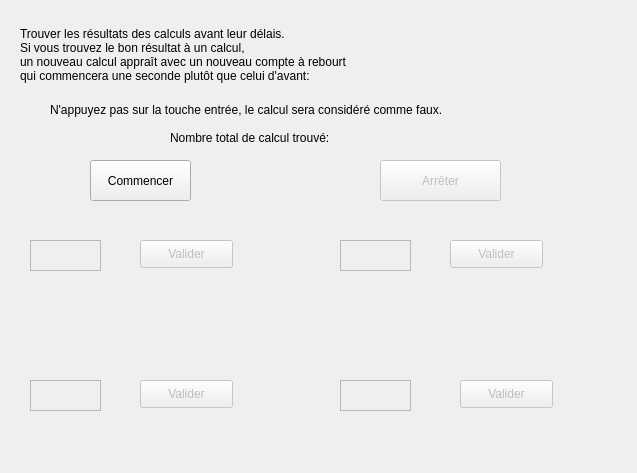
Above: fenetre.ui from CoeurDeRoses/CDRcognition before the change. Below: the same form after it.
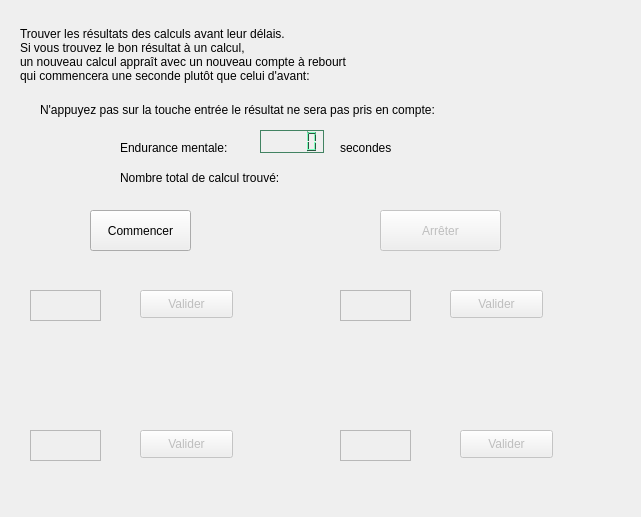
That is the form after the change.

Commit message:
Ajout de l'endurance mentale
Pour savoir combien de temps l'utilisateur enchaîne les calculs.

```diff
--- a/fenetre.ui
+++ b/fenetre.ui
@@ -6,8 +6,8 @@
    <rect>
     <x>0</x>
     <y>0</y>
-    <width>637</width>
-    <height>473</height>
+    <width>641</width>
+    <height>517</height>
    </rect>
   </property>
   <property name="windowTitle">
@@ -31,9 +31,9 @@
    <property name="geometry">
     <rect>
      <x>440</x>
-     <y>70</y>
+     <y>160</y>
      <width>141</width>
-     <height>21</height>
+     <height>31</height>
     </rect>
    </property>
    <property name="font">
@@ -54,7 +54,7 @@
    <property name="geometry">
     <rect>
      <x>30</x>
-     <y>240</y>
+     <y>290</y>
      <width>71</width>
      <height>31</height>
     </rect>
@@ -67,7 +67,7 @@
    <property name="geometry">
     <rect>
      <x>40</x>
-     <y>210</y>
+     <y>260</y>
      <width>61</width>
      <height>16</height>
     </rect>
@@ -90,7 +90,7 @@
    <property name="geometry">
     <rect>
      <x>140</x>
-     <y>240</y>
+     <y>290</y>
      <width>93</width>
      <height>28</height>
     </rect>
@@ -103,7 +103,7 @@
    <property name="geometry">
     <rect>
      <x>160</x>
-     <y>210</y>
+     <y>260</y>
      <width>71</width>
      <height>16</height>
     </rect>
@@ -124,7 +124,7 @@
    <property name="geometry">
     <rect>
      <x>450</x>
-     <y>240</y>
+     <y>290</y>
      <width>93</width>
      <height>28</height>
     </rect>
@@ -137,7 +137,7 @@
    <property name="geometry">
     <rect>
      <x>350</x>
-     <y>220</y>
+     <y>270</y>
      <width>61</width>
      <height>16</height>
     </rect>
@@ -160,7 +160,7 @@
    <property name="geometry">
     <rect>
      <x>340</x>
-     <y>240</y>
+     <y>290</y>
      <width>71</width>
      <height>31</height>
     </rect>
@@ -173,7 +173,7 @@
    <property name="geometry">
     <rect>
      <x>470</x>
-     <y>210</y>
+     <y>260</y>
      <width>81</width>
      <height>16</height>
     </rect>
@@ -194,7 +194,7 @@
    <property name="geometry">
     <rect>
      <x>140</x>
-     <y>380</y>
+     <y>430</y>
      <width>93</width>
      <height>28</height>
     </rect>
@@ -210,7 +210,7 @@
    <property name="geometry">
     <rect>
      <x>30</x>
-     <y>380</y>
+     <y>430</y>
      <width>71</width>
      <height>31</height>
     </rect>
@@ -223,7 +223,7 @@
    <property name="geometry">
     <rect>
      <x>40</x>
-     <y>340</y>
+     <y>390</y>
      <width>61</width>
      <height>16</height>
     </rect>
@@ -243,7 +243,7 @@
    <property name="geometry">
     <rect>
      <x>160</x>
-     <y>340</y>
+     <y>390</y>
      <width>71</width>
      <height>16</height>
     </rect>
@@ -264,7 +264,7 @@
    <property name="geometry">
     <rect>
      <x>340</x>
-     <y>380</y>
+     <y>430</y>
      <width>71</width>
      <height>31</height>
     </rect>
@@ -280,7 +280,7 @@
    <property name="geometry">
     <rect>
      <x>460</x>
-     <y>380</y>
+     <y>430</y>
      <width>93</width>
      <height>28</height>
     </rect>
@@ -293,7 +293,7 @@
    <property name="geometry">
     <rect>
      <x>340</x>
-     <y>340</y>
+     <y>390</y>
      <width>61</width>
      <height>16</height>
     </rect>
@@ -313,7 +313,7 @@
    <property name="geometry">
     <rect>
      <x>470</x>
-     <y>340</y>
+     <y>390</y>
      <width>81</width>
      <height>16</height>
     </rect>
@@ -331,7 +331,7 @@
    <property name="geometry">
     <rect>
      <x>90</x>
-     <y>160</y>
+     <y>210</y>
      <width>101</width>
      <height>41</height>
     </rect>
@@ -347,7 +347,7 @@
    <property name="geometry">
     <rect>
      <x>380</x>
-     <y>160</y>
+     <y>210</y>
      <width>121</width>
      <height>41</height>
     </rect>
@@ -360,7 +360,7 @@
    <property name="geometry">
     <rect>
      <x>50</x>
-     <y>290</y>
+     <y>340</y>
      <width>161</width>
      <height>16</height>
     </rect>
@@ -373,7 +373,7 @@
    <property name="geometry">
     <rect>
      <x>340</x>
-     <y>290</y>
+     <y>340</y>
      <width>201</width>
      <height>16</height>
     </rect>
@@ -386,7 +386,7 @@
    <property name="geometry">
     <rect>
      <x>40</x>
-     <y>430</y>
+     <y>480</y>
      <width>181</width>
      <height>16</height>
     </rect>
@@ -399,7 +399,7 @@
    <property name="geometry">
     <rect>
      <x>340</x>
-     <y>430</y>
+     <y>480</y>
      <width>211</width>
      <height>16</height>
     </rect>
@@ -411,8 +411,8 @@
   <widget class="QLabel" name="label_2">
    <property name="geometry">
     <rect>
-     <x>170</x>
-     <y>130</y>
+     <x>120</x>
+     <y>170</y>
      <width>181</width>
      <height>16</height>
     </rect>
@@ -424,8 +424,8 @@
   <widget class="QLabel" name="lbTotal">
    <property name="geometry">
     <rect>
-     <x>360</x>
-     <y>130</y>
+     <x>310</x>
+     <y>170</y>
      <width>55</width>
      <height>16</height>
     </rect>
@@ -437,14 +437,491 @@
   <widget class="QLabel" name="label_3">
    <property name="geometry">
     <rect>
-     <x>50</x>
+     <x>40</x>
      <y>100</y>
-     <width>571</width>
+     <width>481</width>
      <height>20</height>
     </rect>
    </property>
    <property name="text">
-    <string>N'appuyez pas sur la touche entrée, le calcul sera considéré comme faux.</string>
+    <string>N'appuyez pas sur la touche entrée le résultat ne sera pas pris en compte:</string>
+   </property>
+  </widget>
+  <widget class="QLCDNumber" name="lcdNumber">
+   <property name="geometry">
+    <rect>
+     <x>260</x>
+     <y>130</y>
+     <width>64</width>
+     <height>23</height>
+    </rect>
+   </property>
+   <property name="palette">
+    <palette>
+     <active>
+      <colorrole role="WindowText">
+       <brush brushstyle="SolidPattern">
+        <color alpha="255">
+         <red>0</red>
+         <green>0</green>
+         <blue>0</blue>
+        </color>
+       </brush>
+      </colorrole>
+      <colorrole role="Button">
+       <brush brushstyle="SolidPattern">
+        <color alpha="255">
+         <red>85</red>
+         <green>170</green>
+         <blue>127</blue>
+        </color>
+       </brush>
+      </colorrole>
+      <colorrole role="Light">
+       <brush brushstyle="SolidPattern">
+        <color alpha="255">
+         <red>127</red>
+         <green>255</green>
+         <blue>191</blue>
+        </color>
+       </brush>
+      </colorrole>
+      <colorrole role="Midlight">
+       <brush brushstyle="SolidPattern">
+        <color alpha="255">
+         <red>106</red>
+         <green>212</green>
+         <blue>159</blue>
+        </color>
+       </brush>
+      </colorrole>
+      <colorrole role="Dark">
+       <brush brushstyle="SolidPattern">
+        <color alpha="255">
+         <red>42</red>
+         <green>85</green>
+         <blue>63</blue>
+        </color>
+       </brush>
+      </colorrole>
+      <colorrole role="Mid">
+       <brush brushstyle="SolidPattern">
+        <color alpha="255">
+         <red>56</red>
+         <green>113</green>
+         <blue>84</blue>
+        </color>
+       </brush>
+      </colorrole>
+      <colorrole role="Text">
+       <brush brushstyle="SolidPattern">
+        <color alpha="255">
+         <red>0</red>
+         <green>0</green>
+         <blue>0</blue>
+        </color>
+       </brush>
+      </colorrole>
+      <colorrole role="BrightText">
+       <brush brushstyle="SolidPattern">
+        <color alpha="255">
+         <red>255</red>
+         <green>255</green>
+         <blue>255</blue>
+        </color>
+       </brush>
+      </colorrole>
+      <colorrole role="ButtonText">
+       <brush brushstyle="SolidPattern">
+        <color alpha="255">
+         <red>0</red>
+         <green>0</green>
+         <blue>0</blue>
+        </color>
+       </brush>
+      </colorrole>
+      <colorrole role="Base">
+       <brush brushstyle="SolidPattern">
+        <color alpha="255">
+         <red>255</red>
+         <green>255</green>
+         <blue>255</blue>
+        </color>
+       </brush>
+      </colorrole>
+      <colorrole role="Window">
+       <brush brushstyle="SolidPattern">
+        <color alpha="255">
+         <red>85</red>
+         <green>170</green>
+         <blue>127</blue>
+        </color>
+       </brush>
+      </colorrole>
+      <colorrole role="Shadow">
+       <brush brushstyle="SolidPattern">
+        <color alpha="255">
+         <red>0</red>
+         <green>0</green>
+         <blue>0</blue>
+        </color>
+       </brush>
+      </colorrole>
+      <colorrole role="AlternateBase">
+       <brush brushstyle="SolidPattern">
+        <color alpha="255">
+         <red>170</red>
+         <green>212</green>
+         <blue>191</blue>
+        </color>
+       </brush>
+      </colorrole>
+      <colorrole role="ToolTipBase">
+       <brush brushstyle="SolidPattern">
+        <color alpha="255">
+         <red>255</red>
+         <green>255</green>
+         <blue>220</blue>
+        </color>
+       </brush>
+      </colorrole>
+      <colorrole role="ToolTipText">
+       <brush brushstyle="SolidPattern">
+        <color alpha="255">
+         <red>0</red>
+         <green>0</green>
+         <blue>0</blue>
+        </color>
+       </brush>
+      </colorrole>
+     </active>
+     <inactive>
+      <colorrole role="WindowText">
+       <brush brushstyle="SolidPattern">
+        <color alpha="255">
+         <red>0</red>
+         <green>0</green>
+         <blue>0</blue>
+        </color>
+       </brush>
+      </colorrole>
+      <colorrole role="Button">
+       <brush brushstyle="SolidPattern">
+        <color alpha="255">
+         <red>85</red>
+         <green>170</green>
+         <blue>127</blue>
+        </color>
+       </brush>
+      </colorrole>
+      <colorrole role="Light">
+       <brush brushstyle="SolidPattern">
+        <color alpha="255">
+         <red>127</red>
+         <green>255</green>
+         <blue>191</blue>
+        </color>
+       </brush>
+      </colorrole>
+      <colorrole role="Midlight">
+       <brush brushstyle="SolidPattern">
+        <color alpha="255">
+         <red>106</red>
+         <green>212</green>
+         <blue>159</blue>
+        </color>
+       </brush>
+      </colorrole>
+      <colorrole role="Dark">
+       <brush brushstyle="SolidPattern">
+        <color alpha="255">
+         <red>42</red>
+         <green>85</green>
+         <blue>63</blue>
+        </color>
+       </brush>
+      </colorrole>
+      <colorrole role="Mid">
+       <brush brushstyle="SolidPattern">
+        <color alpha="255">
+         <red>56</red>
+         <green>113</green>
+         <blue>84</blue>
+        </color>
+       </brush>
+      </colorrole>
+      <colorrole role="Text">
+       <brush brushstyle="SolidPattern">
+        <color alpha="255">
+         <red>0</red>
+         <green>0</green>
+         <blue>0</blue>
+        </color>
+       </brush>
+      </colorrole>
+      <colorrole role="BrightText">
+       <brush brushstyle="SolidPattern">
+        <color alpha="255">
+         <red>255</red>
+         <green>255</green>
+         <blue>255</blue>
+        </color>
+       </brush>
+      </colorrole>
+      <colorrole role="ButtonText">
+       <brush brushstyle="SolidPattern">
+        <color alpha="255">
+         <red>0</red>
+         <green>0</green>
+         <blue>0</blue>
+        </color>
+       </brush>
+      </colorrole>
+      <colorrole role="Base">
+       <brush brushstyle="SolidPattern">
+        <color alpha="255">
+         <red>255</red>
+         <green>255</green>
+         <blue>255</blue>
+        </color>
+       </brush>
+      </colorrole>
+      <colorrole role="Window">
+       <brush brushstyle="SolidPattern">
+        <color alpha="255">
+         <red>85</red>
+         <green>170</green>
+         <blue>127</blue>
+        </color>
+       </brush>
+      </colorrole>
+      <colorrole role="Shadow">
+       <brush brushstyle="SolidPattern">
+        <color alpha="255">
+         <red>0</red>
+         <green>0</green>
+         <blue>0</blue>
+        </color>
+       </brush>
+      </colorrole>
+      <colorrole role="AlternateBase">
+       <brush brushstyle="SolidPattern">
+        <color alpha="255">
+         <red>170</red>
+         <green>212</green>
+         <blue>191</blue>
+        </color>
+       </brush>
+      </colorrole>
+      <colorrole role="ToolTipBase">
+       <brush brushstyle="SolidPattern">
+        <color alpha="255">
+         <red>255</red>
+         <green>255</green>
+         <blue>220</blue>
+        </color>
+       </brush>
+      </colorrole>
+      <colorrole role="ToolTipText">
+       <brush brushstyle="SolidPattern">
+        <color alpha="255">
+         <red>0</red>
+         <green>0</green>
+         <blue>0</blue>
+        </color>
+       </brush>
+      </colorrole>
+     </inactive>
+     <disabled>
+      <colorrole role="WindowText">
+       <brush brushstyle="SolidPattern">
+        <color alpha="255">
+         <red>42</red>
+         <green>85</green>
+         <blue>63</blue>
+        </color>
+       </brush>
+      </colorrole>
+      <colorrole role="Button">
+       <brush brushstyle="SolidPattern">
+        <color alpha="255">
+         <red>85</red>
+         <green>170</green>
+         <blue>127</blue>
+        </color>
+       </brush>
+      </colorrole>
+      <colorrole role="Light">
+       <brush brushstyle="SolidPattern">
+        <color alpha="255">
+         <red>127</red>
+         <green>255</green>
+         <blue>191</blue>
+        </color>
+       </brush>
+      </colorrole>
+      <colorrole role="Midlight">
+       <brush brushstyle="SolidPattern">
+        <color alpha="255">
+         <red>106</red>
+         <green>212</green>
+         <blue>159</blue>
+        </color>
+       </brush>
+      </colorrole>
+      <colorrole role="Dark">
+       <brush brushstyle="SolidPattern">
+        <color alpha="255">
+         <red>42</red>
+         <green>85</green>
+         <blue>63</blue>
+        </color>
+       </brush>
+      </colorrole>
+      <colorrole role="Mid">
+       <brush brushstyle="SolidPattern">
+        <color alpha="255">
+         <red>56</red>
+         <green>113</green>
+         <blue>84</blue>
+        </color>
+       </brush>
+      </colorrole>
+      <colorrole role="Text">
+       <brush brushstyle="SolidPattern">
+        <color alpha="255">
+         <red>42</red>
+         <green>85</green>
+         <blue>63</blue>
+        </color>
+       </brush>
+      </colorrole>
+      <colorrole role="BrightText">
+       <brush brushstyle="SolidPattern">
+        <color alpha="255">
+         <red>255</red>
+         <green>255</green>
+         <blue>255</blue>
+        </color>
+       </brush>
+      </colorrole>
+      <colorrole role="ButtonText">
+       <brush brushstyle="SolidPattern">
+        <color alpha="255">
+         <red>42</red>
+         <green>85</green>
+         <blue>63</blue>
+        </color>
+       </brush>
+      </colorrole>
+      <colorrole role="Base">
+       <brush brushstyle="SolidPattern">
+        <color alpha="255">
+         <red>85</red>
+         <green>170</green>
+         <blue>127</blue>
+        </color>
+       </brush>
+      </colorrole>
+      <colorrole role="Window">
+       <brush brushstyle="SolidPattern">
+        <color alpha="255">
+         <red>85</red>
+         <green>170</green>
+         <blue>127</blue>
+        </color>
+       </brush>
+      </colorrole>
+      <colorrole role="Shadow">
+       <brush brushstyle="SolidPattern">
+        <color alpha="255">
+         <red>0</red>
+         <green>0</green>
+         <blue>0</blue>
+        </color>
+       </brush>
+      </colorrole>
+      <colorrole role="AlternateBase">
+       <brush brushstyle="SolidPattern">
+        <color alpha="255">
+         <red>85</red>
+         <green>170</green>
+         <blue>127</blue>
+        </color>
+       </brush>
+      </colorrole>
+      <colorrole role="ToolTipBase">
+       <brush brushstyle="SolidPattern">
+        <color alpha="255">
+         <red>255</red>
+         <green>255</green>
+         <blue>220</blue>
+        </color>
+       </brush>
+      </colorrole>
+      <colorrole role="ToolTipText">
+       <brush brushstyle="SolidPattern">
+        <color alpha="255">
+         <red>0</red>
+         <green>0</green>
+         <blue>0</blue>
+        </color>
+       </brush>
+      </colorrole>
+     </disabled>
+    </palette>
+   </property>
+   <property name="font">
+    <font>
+     <family>Arial</family>
+     <pointsize>11</pointsize>
+     <weight>75</weight>
+     <bold>true</bold>
+    </font>
+   </property>
+   <property name="cursor">
+    <cursorShape>ArrowCursor</cursorShape>
+   </property>
+   <property name="contextMenuPolicy">
+    <enum>Qt::DefaultContextMenu</enum>
+   </property>
+   <property name="autoFillBackground">
+    <bool>false</bool>
+   </property>
+   <property name="frameShape">
+    <enum>QFrame::StyledPanel</enum>
+   </property>
+   <property name="frameShadow">
+    <enum>QFrame::Plain</enum>
+   </property>
+   <property name="smallDecimalPoint">
+    <bool>false</bool>
+   </property>
+  </widget>
+  <widget class="QLabel" name="label_4">
+   <property name="geometry">
+    <rect>
+     <x>120</x>
+     <y>140</y>
+     <width>121</width>
+     <height>16</height>
+    </rect>
+   </property>
+   <property name="text">
+    <string>Endurance mentale:</string>
+   </property>
+  </widget>
+  <widget class="QLabel" name="label_5">
+   <property name="geometry">
+    <rect>
+     <x>340</x>
+     <y>140</y>
+     <width>55</width>
+     <height>16</height>
+    </rect>
+   </property>
+   <property name="text">
+    <string>secondes</string>
    </property>
   </widget>
  </widget>
```
The commit also changes 3 other files.
